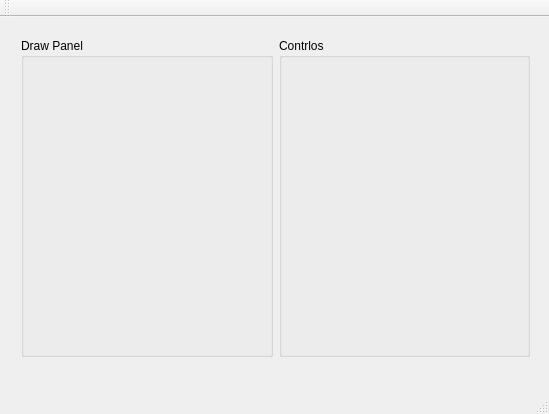
Above: Circle/mainwindow.ui from barilnik/nsugraphic before the change. Below: the same form after it.
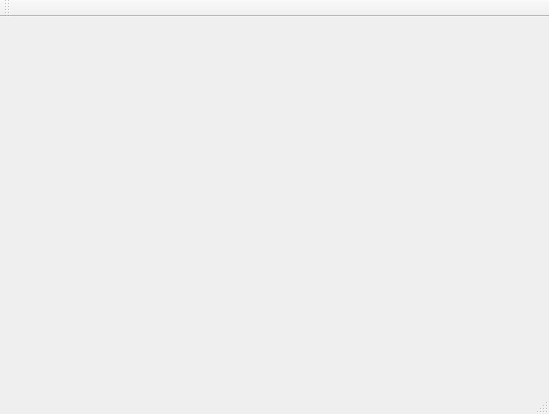
That is the form after the change.

```diff
--- a/Circle/mainwindow.ui
+++ b/Circle/mainwindow.ui
@@ -13,45 +13,7 @@
   <property name="windowTitle">
    <string>MainWindow</string>
   </property>
-  <widget class="QWidget" name="centralWidget">
-   <widget class="QWidget" name="horizontalLayoutWidget">
-    <property name="geometry">
-     <rect>
-      <x>10</x>
-      <y>10</y>
-      <width>531</width>
-      <height>341</height>
-     </rect>
-    </property>
-    <layout class="QHBoxLayout" name="horizontalLayout">
-     <item>
-      <widget class="QGroupBox" name="groupBox_2">
-       <property name="title">
-        <string>Draw Panel</string>
-       </property>
-      </widget>
-     </item>
-     <item>
-      <widget class="QGroupBox" name="groupBox">
-       <property name="title">
-        <string>Contrlos</string>
-       </property>
-       <widget class="QWidget" name="gridLayoutWidget">
-        <property name="geometry">
-         <rect>
-          <x>0</x>
-          <y>20</y>
-          <width>251</width>
-          <height>321</height>
-         </rect>
-        </property>
-        <layout class="QGridLayout" name="gridLayout_2"/>
-       </widget>
-      </widget>
-     </item>
-    </layout>
-   </widget>
-  </widget>
+  <widget class="QWidget" name="centralWidget"/>
   <widget class="QMenuBar" name="menuBar">
    <property name="geometry">
     <rect>
```
